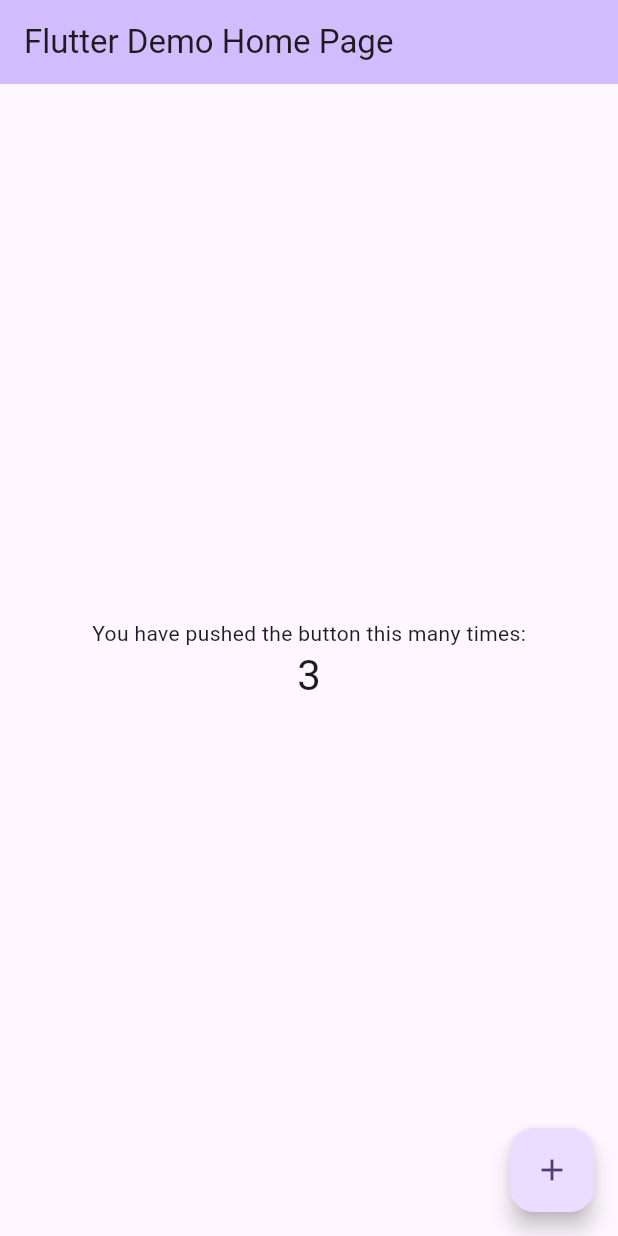
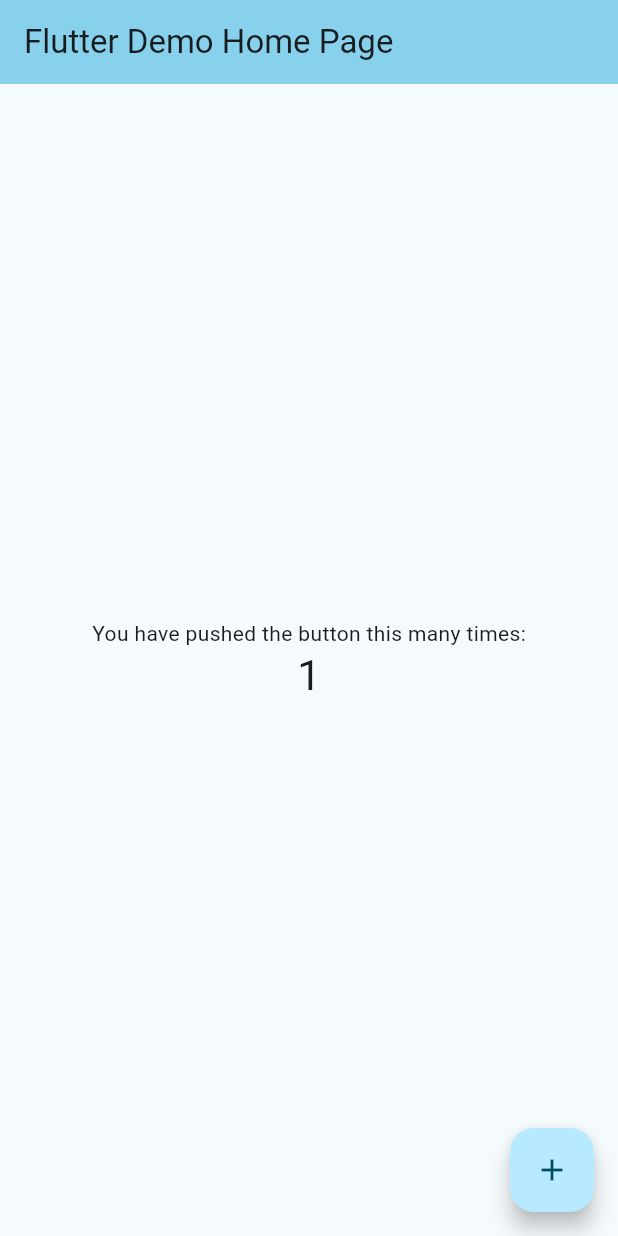
Before and after one commit to samwaseee/starting_flutter, a Flutter app: the screen it shows after launch, after a tap on the "add" icon, on a phone screen of 412 x 824 dp. Run offline on Flutter 3.47's test engine with Material 3 defaults, Android fonts, the phone set to English and light mode, and no system bars.

Commit message:
new setup

```diff
--- a/lib/main.dart
+++ b/lib/main.dart
@@ -28,7 +28,7 @@ class MyApp extends StatelessWidget {
         //
         // This works for code too, not just values: Most code changes can be
         // tested with just a hot reload.
-        colorScheme: ColorScheme.fromSeed(seedColor: Colors.deepPurple),
+        colorScheme: ColorScheme.fromSeed(seedColor: const Color(0xFF00D0FF)),
         useMaterial3: true,
       ),
       home: const MyHomePage(title: 'Flutter Demo Home Page'),
@@ -64,7 +64,7 @@ class _MyHomePageState extends State<MyHomePage> {
       // so that the display can reflect the updated values. If we changed
       // _counter without calling setState(), then the build method would not be
       // called again, and so nothing would appear to happen.
-      _counter+=3;
+      _counter++;
     });
   }
 
```
